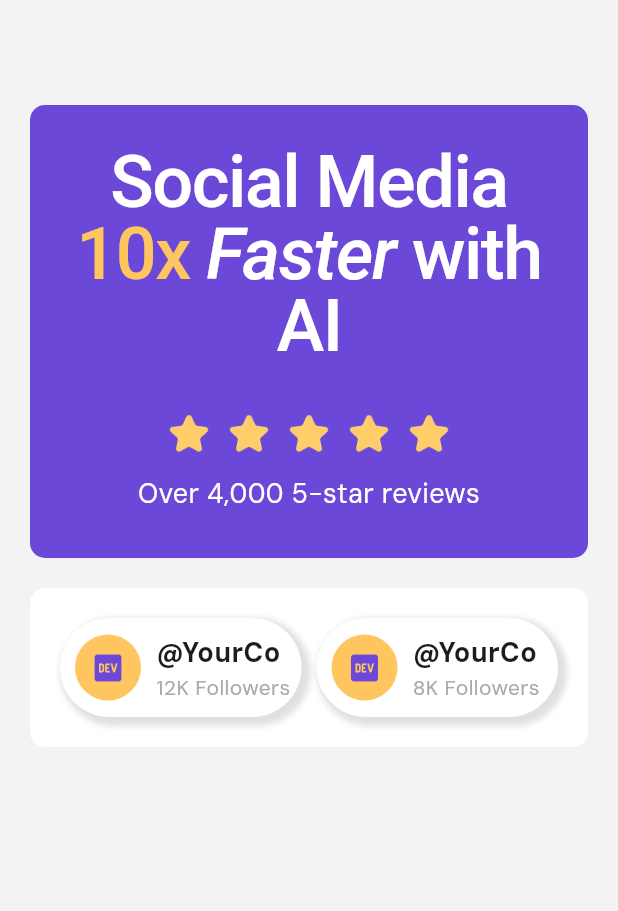
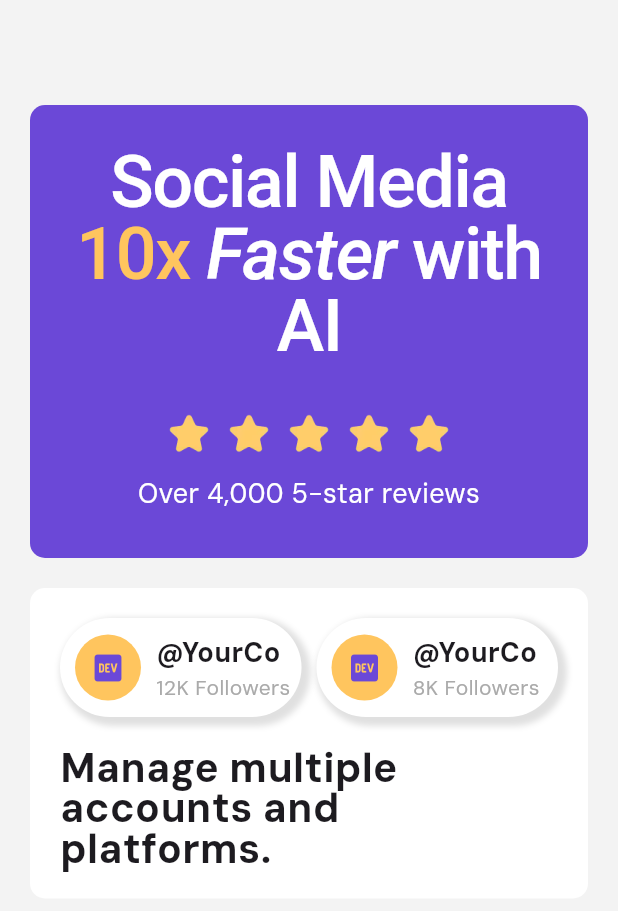
Before and after one commit to sparklaunch/bento_grid, a Flutter app: the screen it shows after launch, on a phone screen of 412 x 824 dp. Shown: the top 911 px of the screen. Run offline on Flutter 3.47's test engine with Material 3 defaults, Android fonts, the light colour scheme and no system bars.

Commit message:
Update main_screen.dart

```diff
--- a/lib/screens/main_screen.dart
+++ b/lib/screens/main_screen.dart
@@ -71,6 +71,7 @@ class MainScreen extends StatelessWidget {
                   borderRadius: BorderRadius.circular(10),
                 ),
                 child: Column(
+                  crossAxisAlignment: CrossAxisAlignment.stretch,
                   children: [
                     Row(
                       children: [
@@ -172,12 +173,21 @@ class MainScreen extends StatelessWidget {
                                       ),
                                     ),
                                   ],
-                                )
+                                ),
                               ],
                             ),
                           ),
                         ),
                       ],
+                    ),
+                    const SizedBox(height: 20),
+                    const Text(
+                      "Manage multiple accounts and platforms.",
+                      style: TextStyle(
+                        fontSize: 27,
+                        fontWeight: FontWeight.bold,
+                        height: 1,
+                      ),
                     ),
                   ],
                 ),
```
